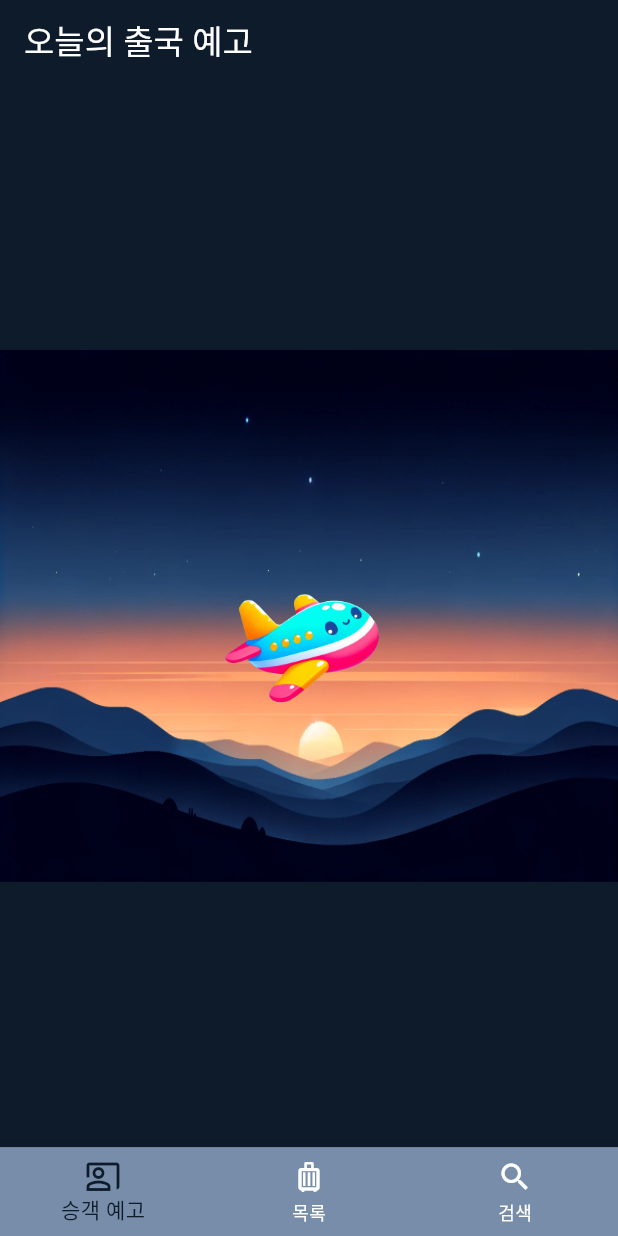
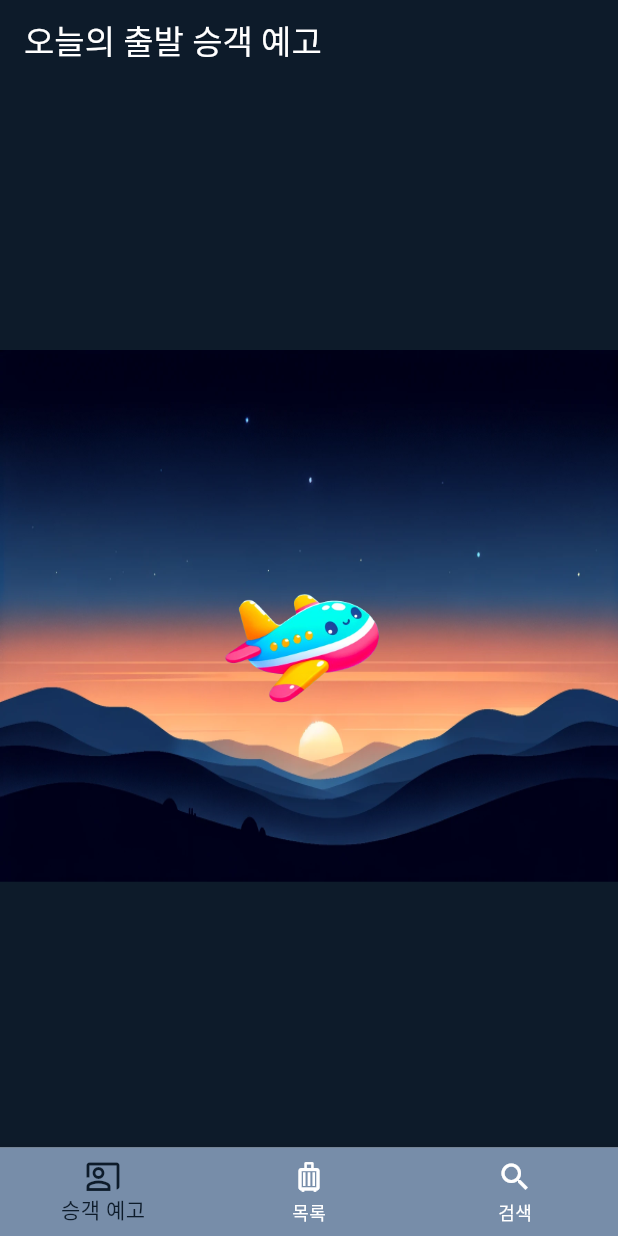
Before and after one commit to 6cessfuldev/airscreener_flutter, a Flutter app: the screen it shows after launch, on a phone screen of 412 x 824 dp. Run offline on Flutter 3.47's test engine with Material 3 defaults, Android fonts, the phone set to English and light mode, and no system bars; our stand-ins replace dropdown_button2, flutter_dotenv, font_awesome_flutter, lottie, shared_preferences; network calls fail.

```diff
--- a/lib/main.dart
+++ b/lib/main.dart
@@ -45,7 +45,7 @@ class _MyHomePageState extends State<MyHomePage>
   int _selectedIndex = 0;
   late PageController _pageController;
 
-  List<String> title = ['오늘의 출국 예고', '항공편 목록', '항공편 검색'];
+  List<String> title = ['오늘의 출발 승객 예고', '항공편 목록', '항공편 검색'];
 
   @override
   void initState() {
```
